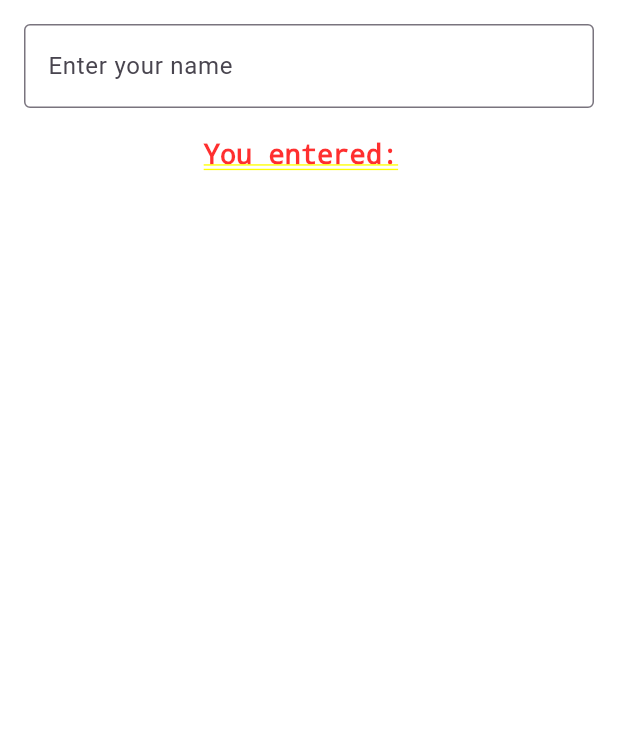
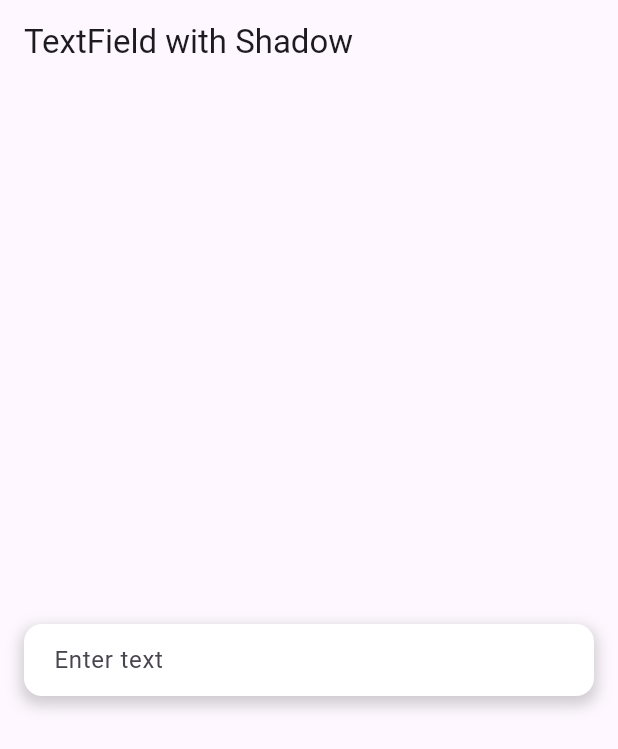
Before and after one commit to Snehae15/flutter-widget-practice, a Flutter app: the screen it shows after launch, on a phone screen of 412 x 824 dp. Shown: the top 749 px of the screen. Run offline on Flutter 3.47's test engine with Material 3 defaults, Android fonts, the phone set to English and light mode, and no system bars; our stand-ins replace file_picker, flutter_advanced_drawer, flutter_slider_drawer, fluttertoast, gap, geolocator and 8 more; missing offline and left inert: text_marquee; key blocks and very long unbroken strings in the code were emptied for the run.

Commit message:
textfield with shadow

```diff
--- a/lib/main.dart
+++ b/lib/main.dart
@@ -1,4 +1,5 @@
 import 'package:flutter/material.dart';
+import 'package:work/practices/textfieldwithboxshadow.dart';
 import 'package:work/restapi/countries.dart';
 import 'package:work/restapi/dogapi.dart';
 import 'package:work/restapi/random10catapi.dart';
@@ -25,7 +26,7 @@ class MyApp extends StatelessWidget {
       theme: ThemeData(
         primarySwatch: Colors.blue,
       ),
-      home: TextFieldExample(),
+      home: TextFieldWithShadow(),
     );
   }
 }
--- /dev/null
+++ b/lib/practices/textfieldwithboxshadow.dart
@@ -0,0 +1,43 @@
+import 'package:flutter/material.dart';
+
+class TextFieldWithShadow extends StatelessWidget {
+  const TextFieldWithShadow({super.key});
+
+  @override
+  Widget build(BuildContext context) {
+    return Scaffold(
+      appBar: AppBar(
+        title: const Text("TextField with Shadow"),
+      ),
+      body: Center(
+        child: Padding(
+          padding: const EdgeInsets.all(16.0),
+          child: Container(
+            decoration: BoxDecoration(
+              color: Colors.white,
+              borderRadius: BorderRadius.circular(12),
+              boxShadow: [
+                BoxShadow(
+                  color: Colors.grey.withOpacity(0.5), // Shadow color
+                  spreadRadius: 2, // Spread radius
+                  blurRadius: 8, // Blur radius
+                  offset: const Offset(0, 4), // Shadow position
+                ),
+              ],
+            ),
+            child: const TextField(
+              decoration: InputDecoration(
+                hintText: "Enter text",
+                border: OutlineInputBorder(
+                  borderRadius: BorderRadius.all(Radius.circular(12)),
+                  borderSide: BorderSide.none,
+                ),
+                contentPadding: EdgeInsets.symmetric(horizontal: 16),
+              ),
+            ),
+          ),
+        ),
+      ),
+    );
+  }
+}
```
